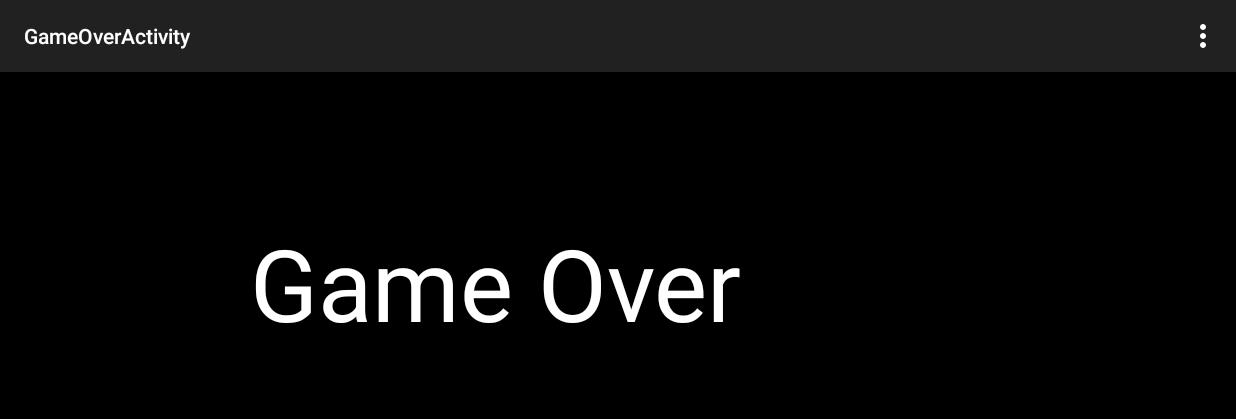
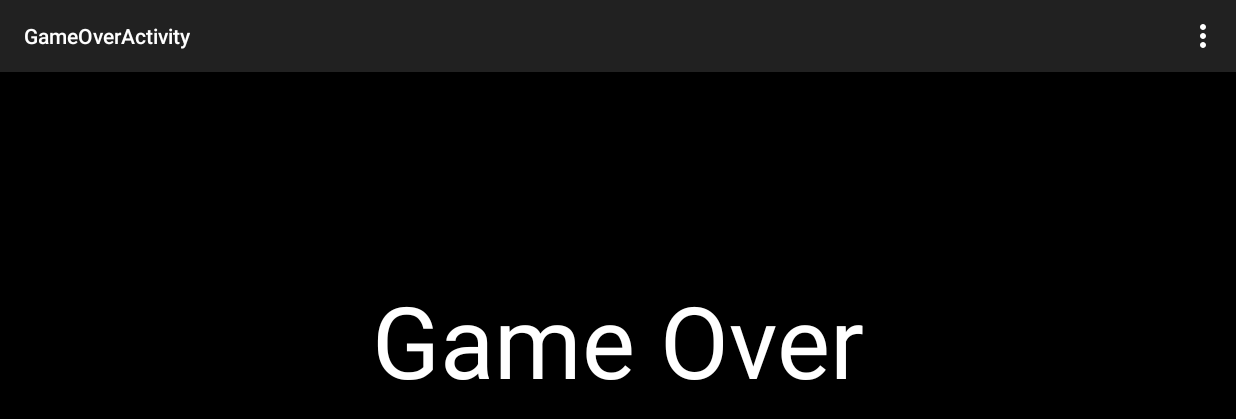
Before and after one commit to TeamDev2015/AndroidBoardGame, an Android app: the GameOverActivity screen opened directly, with no data from a screen before it, on a phone screen of 824 x 412 dp (held sideways). Shown: the top 419 px of the screen. Run offline under Robolectric (Android 15) with nearby library versions, the phone set to English and light mode, and no system bars.

```diff
--- a/app/src/main/java/androidboardgame/syslink/com/korokorobear/GameOverActivity.java
+++ b/app/src/main/java/androidboardgame/syslink/com/korokorobear/GameOverActivity.java
@@ -1,23 +1,29 @@
 package androidboardgame.syslink.com.korokorobear;
+
 import android.content.Context;
 import android.content.res.Resources;
 import android.graphics.Canvas;
 import android.graphics.Color;
 import android.graphics.Paint;
+import android.graphics.Point;
 import android.os.Bundle;
 import android.support.v7.app.ActionBarActivity;
+import android.view.Display;
 import android.view.Menu;
 import android.view.MenuItem;
 import android.view.View;
+import android.view.WindowManager;
 
 
 public class GameOverActivity extends ActionBarActivity {
+    private Point size = null;
 
     @Override
     protected void onCreate(Bundle savedInstanceState) {
         super.onCreate(savedInstanceState);
         setContentView(R.layout.activity_game_over);
 
+        size = getDisplaySize();
         MyOverView mView = new MyOverView(this);
         setContentView(mView);
     }
@@ -56,7 +62,25 @@ public class GameOverActivity extends ActionBarActivity {
             paint = new Paint();
             paint.setColor(Color.WHITE);
             paint.setTextSize(100);
-            canvas.drawText("Game Over", 250, 250, paint);
+            paint.setTextAlign(Paint.Align.CENTER);
+            int xPos = size.x / 2;
+            int yPos = (int) ((canvas.getHeight() / 2) - ((paint.descent() + paint.ascent()) / 2)) ;
+            canvas.drawText("Game Over", xPos, yPos, paint);
         }
     }
+
+    /**
+     * 画面サイズを取得します。
+     * @return 画面サイズ
+     */
+    public Point getDisplaySize() {
+
+        WindowManager windowManager =
+                (WindowManager) getSystemService(WINDOW_SERVICE);
+        /* 画面関係の値を取得 */
+        Display display = windowManager.getDefaultDisplay();
+        Point size = new Point();
+        display.getSize(size);
+        return size;
+    }
 }
```
Also changed, not shown: app/src/main/java/androidboardgame/syslink/com/korokorobear/MainActivity.java (+71 -11 lines).
